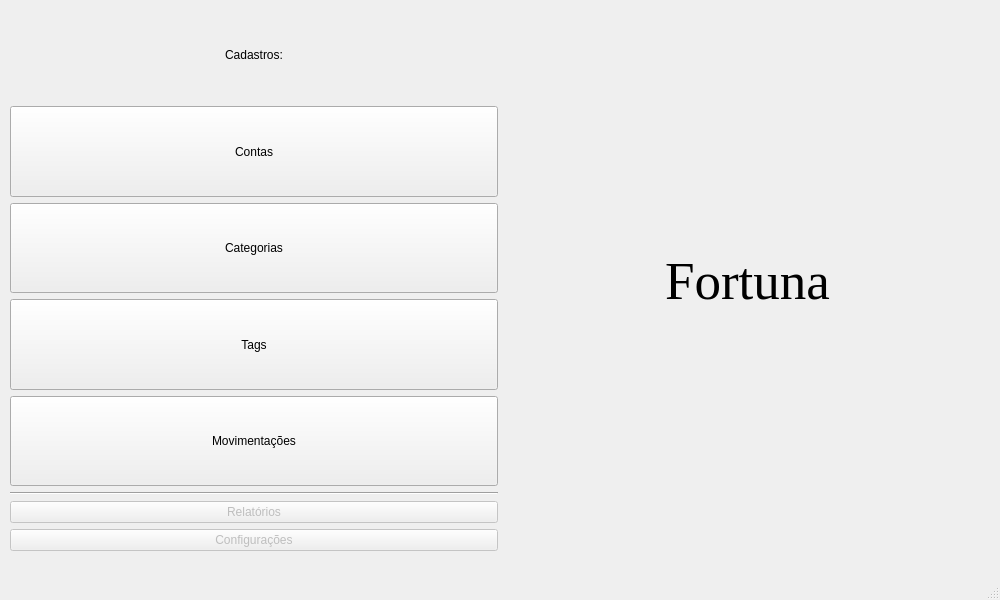
Above: mainwindow.ui from danielghirghi/fortuna before the change. Below: the same form after it.
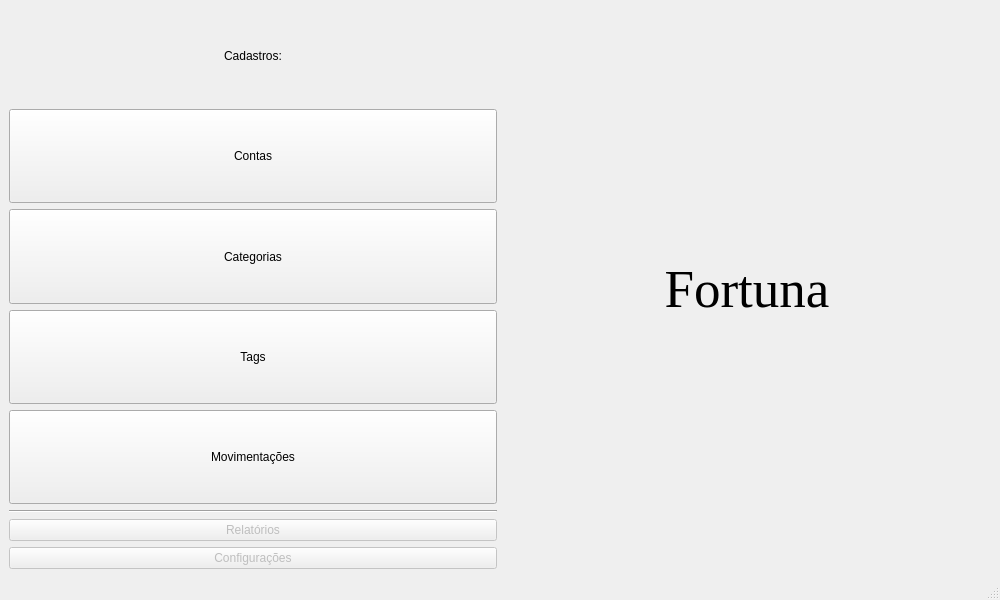
That is the form after the change.

The edit to the form file:
```diff
--- a/mainwindow.ui
+++ b/mainwindow.ui
@@ -26,15 +26,8 @@
    <string>MainWindow</string>
   </property>
   <widget class="QWidget" name="centralwidget">
-   <widget class="QWidget" name="horizontalLayoutWidget">
-    <property name="geometry">
-     <rect>
-      <x>10</x>
-      <y>10</y>
-      <width>981</width>
-      <height>541</height>
-     </rect>
-    </property>
+   <layout class="QVBoxLayout" name="verticalLayout">
+    <item>
     <layout class="QHBoxLayout" name="layPrincipal">
      <item>
       <layout class="QVBoxLayout" name="layOpcoes">
@@ -164,7 +157,8 @@
       </widget>
      </item>
     </layout>
-   </widget>
+    </item>
+   </layout>
   </widget>
   <widget class="QMenuBar" name="menubar">
    <property name="geometry">
```
Lines whose indentation alone changed are shown as unchanged.
